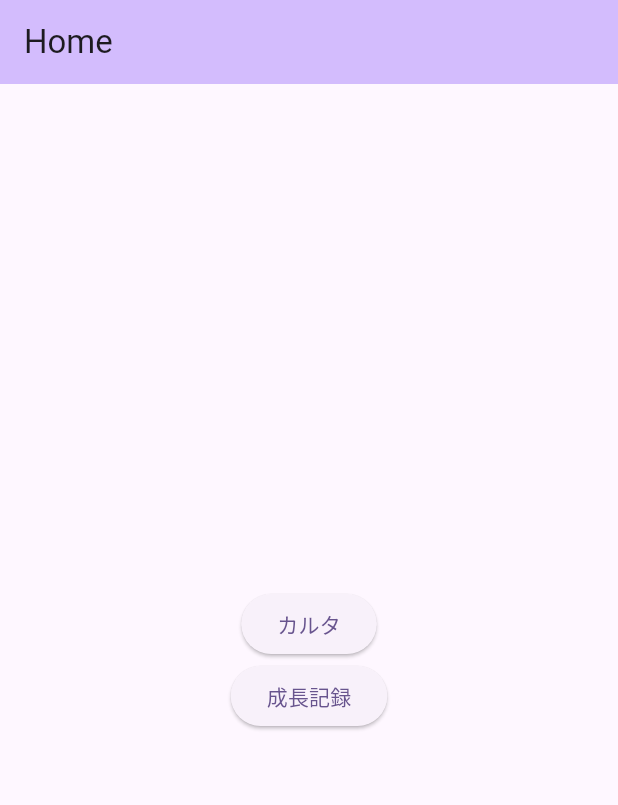
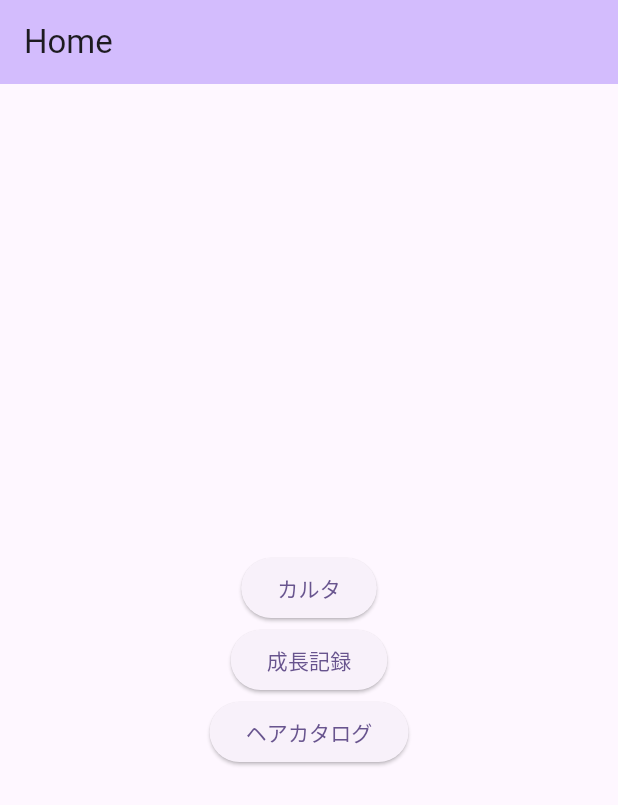
Before and after one commit to RyuNyan-Taro/wo_read, a Flutter app: the screen it shows after launch, on a phone screen of 412 x 824 dp. Shown: the top 805 px of the screen. Run offline on Flutter 3.47's test engine with Material 3 defaults, Android fonts, the phone set to English and light mode, and no system bars; our stand-ins replace audioplayers, flutter_dotenv, flutter_tts, supabase_flutter; accounts and stored records are empty.

Commit message:
add new page component

```diff
--- a/lib/home/home.dart
+++ b/lib/home/home.dart
@@ -1,4 +1,5 @@
 import 'package:flutter/material.dart';
+import 'package:wo_read/hair/hair.dart';
 import 'package:wo_read/hiragana/hiragana.dart';
 import 'package:wo_read/record/record.dart';
 
@@ -7,9 +8,10 @@ class HomePage extends StatelessWidget {
 
   @override
   Widget build(BuildContext context) {
-    const List<(String, Widget)> _pages = [
+    const List<(String, Widget)> pages = [
       ('カルタ', HiraganaPage()),
       ('成長記録', RecordPage()),
+      ('ヘアカタログ', HairPage()),
     ];
 
     return Scaffold(
@@ -20,7 +22,7 @@ class HomePage extends StatelessWidget {
       body: Center(
         child: Column(
           mainAxisAlignment: MainAxisAlignment.center,
-          children: _pages
+          children: pages
               .map(
                 (page) => ElevatedButton(
                   onPressed: () => {
```
Also changed, not shown: lib/hair/hair.dart (added, +11 -0 lines).
